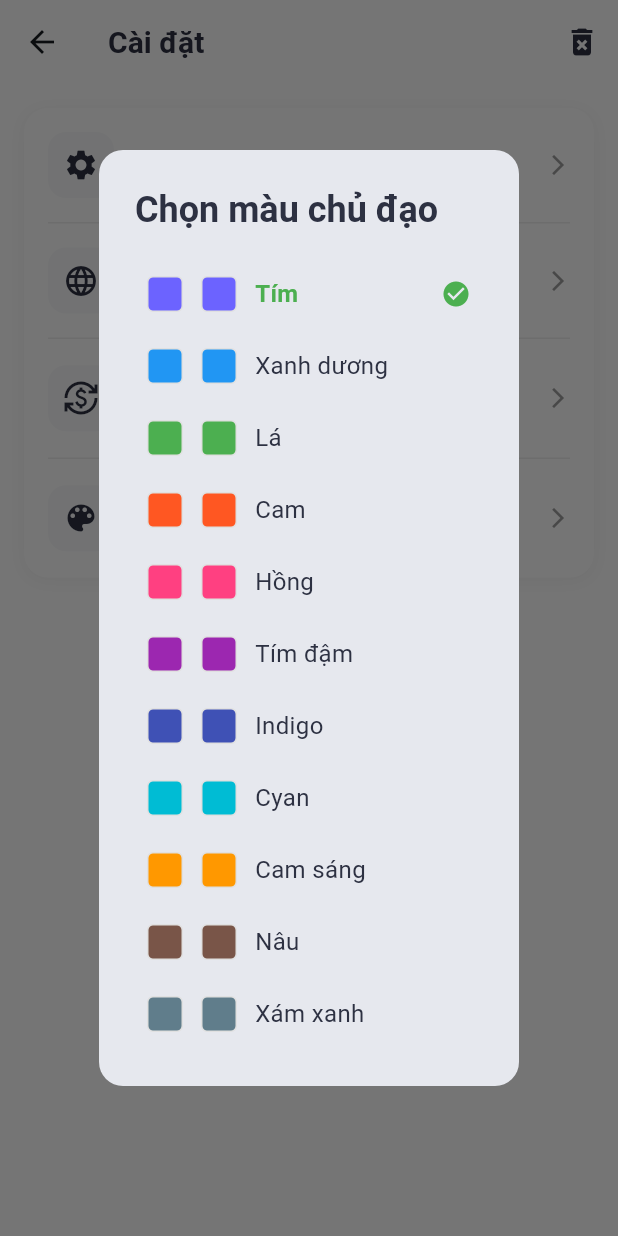
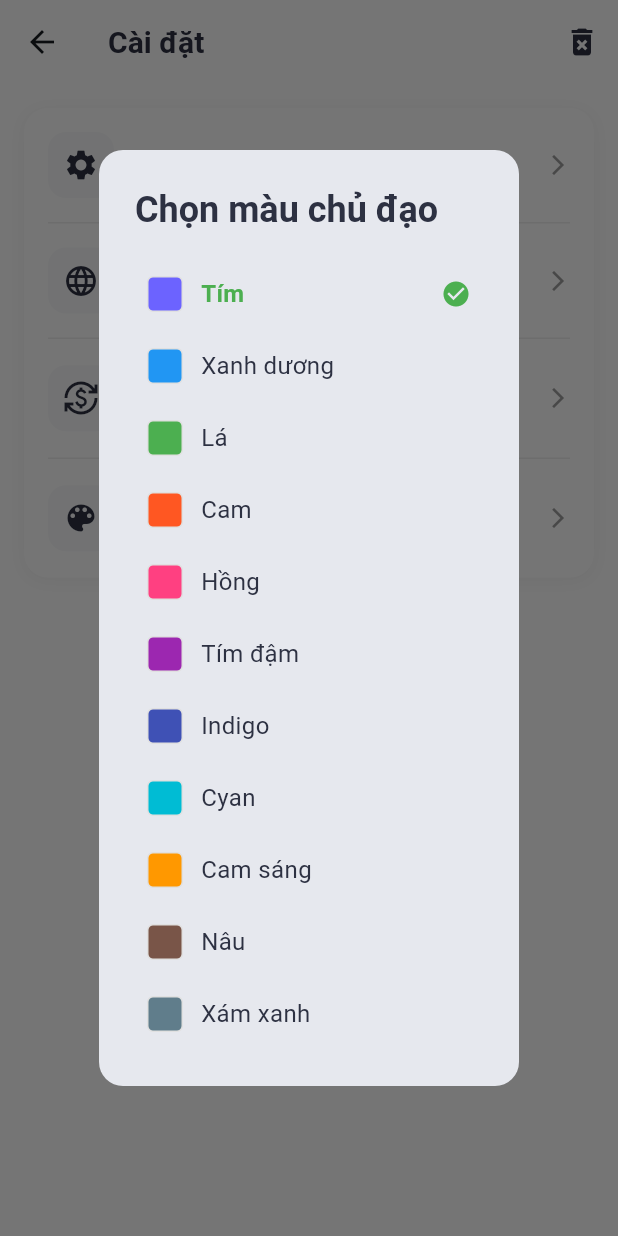
Before and after one commit to DanhCaTuanNgoc/fintrack, a Flutter app: the More screen opened directly, after a tap on "Màu chủ đạo", on a phone screen of 412 x 824 dp. Run offline on Flutter 3.47's test engine with Material 3 defaults, Android fonts, the phone set to English and light mode, and no system bars; our stand-ins replace fl_chart, flutter_riverpod, google_fonts, riverpod_annotation, shared_preferences, sqflite and 1 more; accounts and stored records are empty.

Commit message:
refactor(more): remove redundant container for color display in UI component

```diff
--- a/lib/ui/more.dart
+++ b/lib/ui/more.dart
@@ -412,17 +412,6 @@ class _MoreState extends ConsumerState<More> {
                   border: Border.all(color: Colors.grey.shade300),
                 ),
               ),
-            if (color != null)
-              Container(
-                width: 24,
-                height: 24,
-                margin: const EdgeInsets.only(right: 12),
-                decoration: BoxDecoration(
-                  color: color,
-                  borderRadius: BorderRadius.circular(4),
-                  border: Border.all(color: Colors.grey.shade300),
-                ),
-              ),
             Expanded(
               child: Text(
                 title,
```
